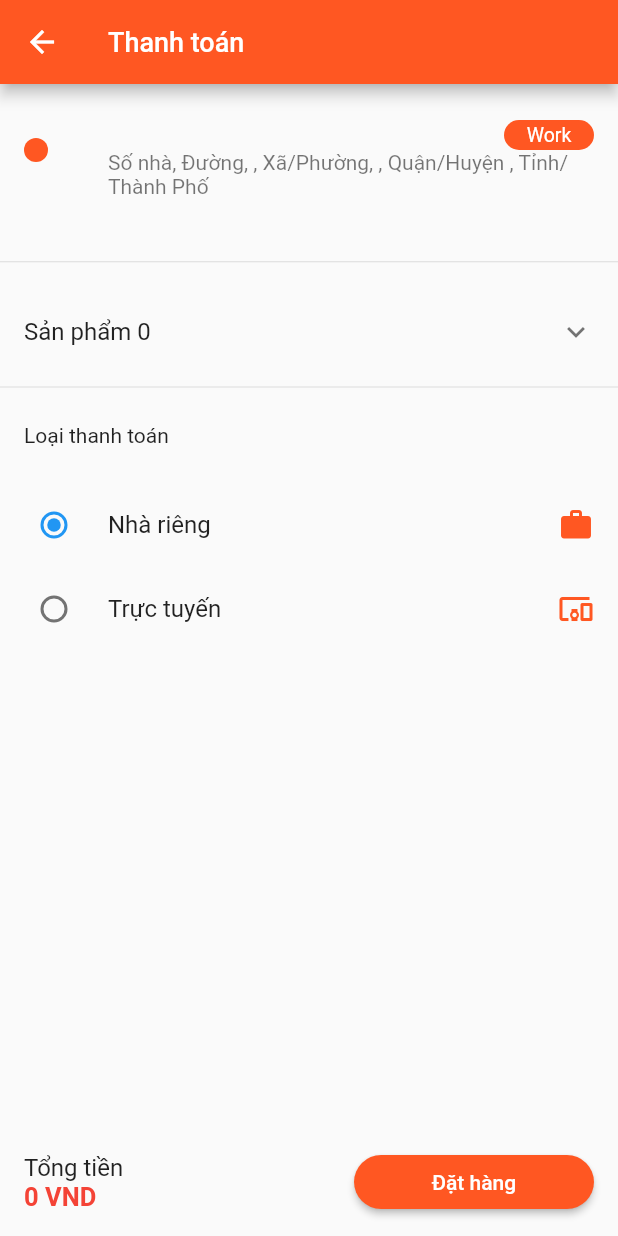
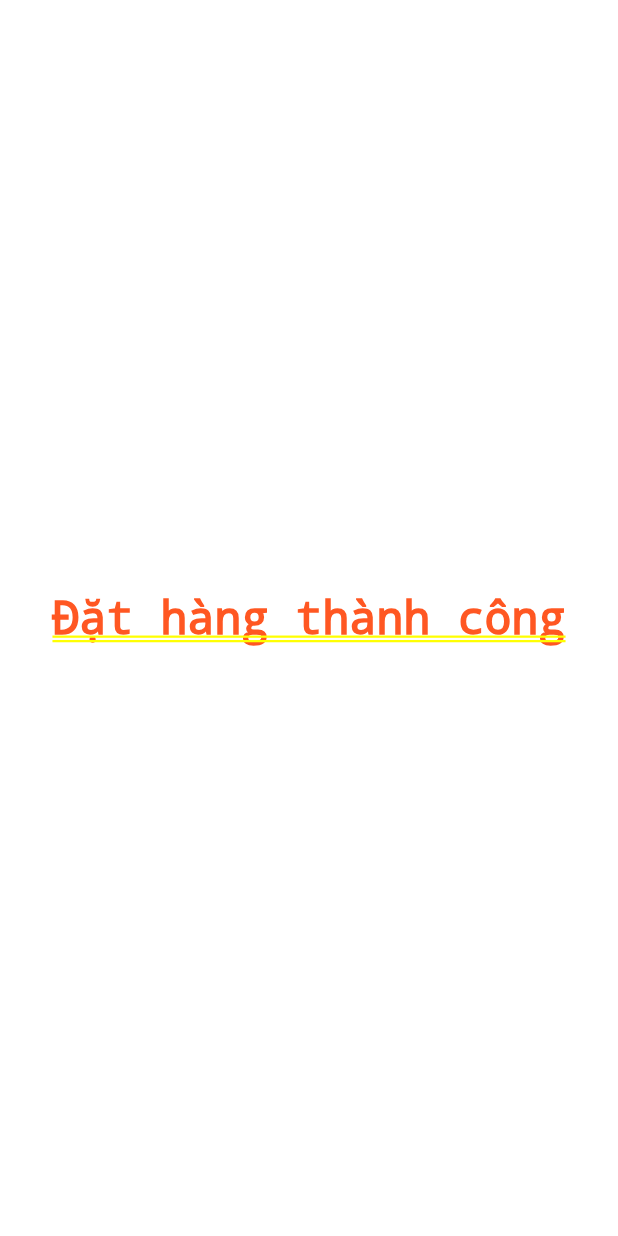
Before and after one commit to ilovengochuyen/BTL-mobile, a Flutter app: the PaymentSummary screen opened directly with empty values, after a tap on "Đặt hàng", on a phone screen of 412 x 824 dp. Run offline on Flutter 3.47's test engine with Material 2 defaults, Android fonts, the phone set to English and light mode, and no system bars; our stand-ins replace carousel_slider, cloud_firestore, firebase_auth, firebase_core, firebase_storage, fluttertoast and 2 more; missing offline and left inert: dart:ffi, pay; accounts and stored records are empty; network calls fail.

Commit message:
fix and add success

```diff
--- a/lib/payment/payment.dart
+++ b/lib/payment/payment.dart
@@ -2,6 +2,7 @@ import 'package:flutter/material.dart';
 import 'package:manga/delivery/single_delivery.dart';
 import 'package:manga/model/DeliveryModel.dart';
 import 'package:manga/providers/cart_provider.dart';
+import 'package:manga/screens/success.dart';
 import 'package:provider/provider.dart';
 
 import '../cart/order_item.dart';
@@ -58,7 +59,11 @@ class _PaymentSummaryState extends State<PaymentSummary> {
                          ),
                        ),
                      )
-                   : Container();
+                   : Navigator.of(context).push(
+                MaterialPageRoute(
+                  builder: (context) => Sucess()
+                ),
+              );
 
             },
             child: Text(
--- a/lib/screens/login.dart
+++ b/lib/screens/login.dart
@@ -65,7 +65,7 @@ class LoginPageState extends State<LoginPage> with TickerProviderStateMixin {
                 const SizedBox(
                   height: 30,
                 ),
-                reusableTextField("Enter Username", Icons.person_outline, false,
+                reusableTextField("Enter Email", Icons.person_outline, false,
                     _emailTextController),
                 const SizedBox(
                   height: 20,
--- /dev/null
+++ b/lib/screens/success.dart
@@ -0,0 +1,19 @@
+
+import 'package:flutter/material.dart';
+
+class Sucess extends StatelessWidget {
+  const Sucess({Key? key}) : super(key: key);
+
+  @override
+  Widget build(BuildContext context) {
+    return Center(
+      child: Text(
+        "Đặt hàng thành công",
+        style: TextStyle(
+          color: Colors.deepOrange,
+          fontSize: 30,
+        ),
+      )
+    );
+  }
+}
```
